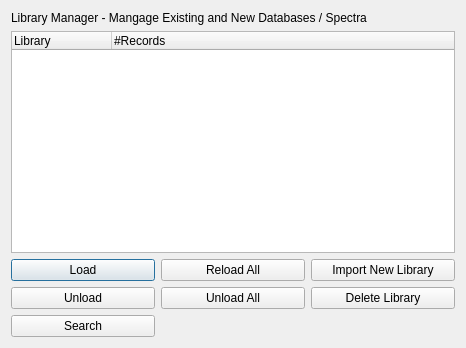
Qt form src/maven/forms/librarydialog.ui (eugenemel/maven) before a commit.
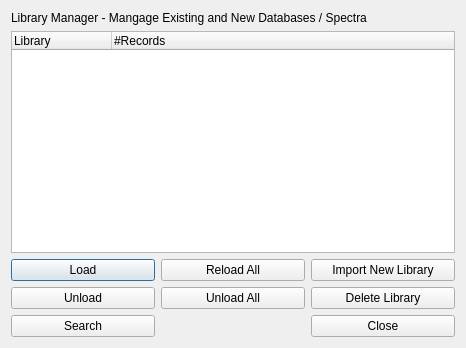
The same form after that commit.

Commit message: Issue 353: Added and implemented close button to library dialog.

```diff
--- a/src/maven/forms/librarydialog.ui
+++ b/src/maven/forms/librarydialog.ui
@@ -99,6 +99,13 @@
      </property>
     </widget>
    </item>
+   <item row="5" column="2">
+    <widget class="QPushButton" name="btnClose">
+     <property name="text">
+      <string>Close</string>
+     </property>
+    </widget>
+   </item>
   </layout>
  </widget>
  <resources/>
```
The commit also changes 1 other file.
